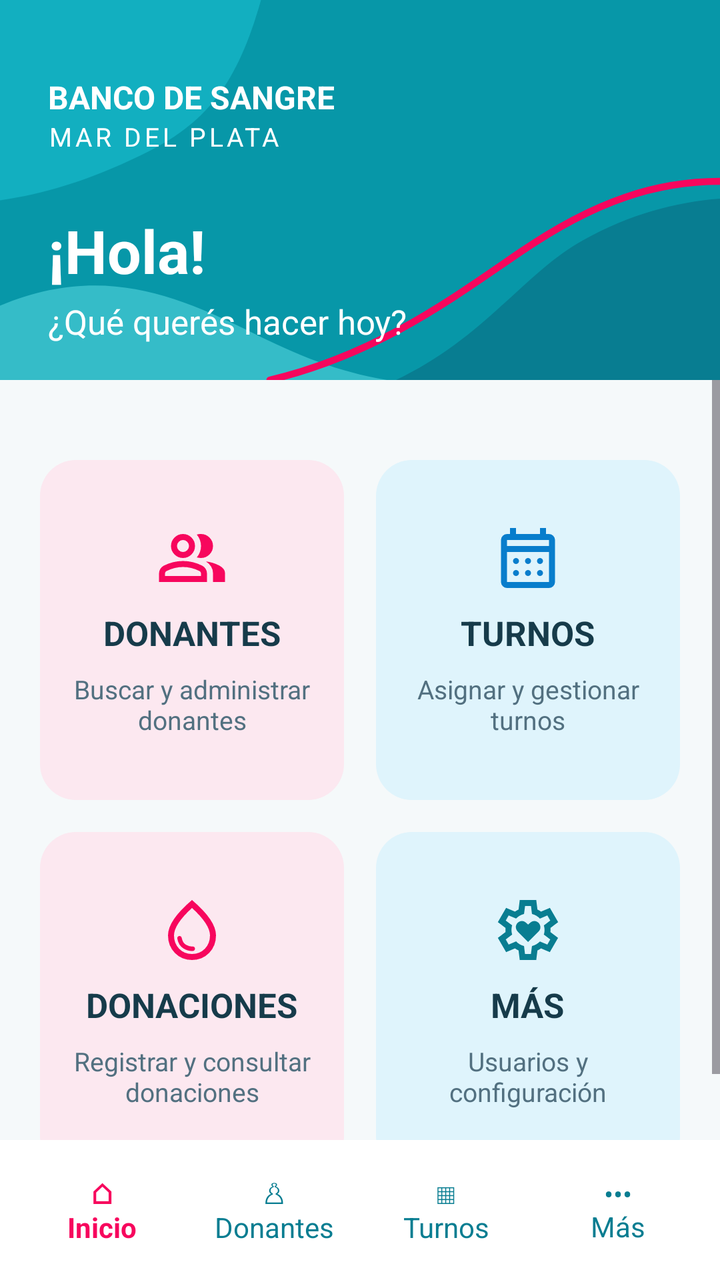
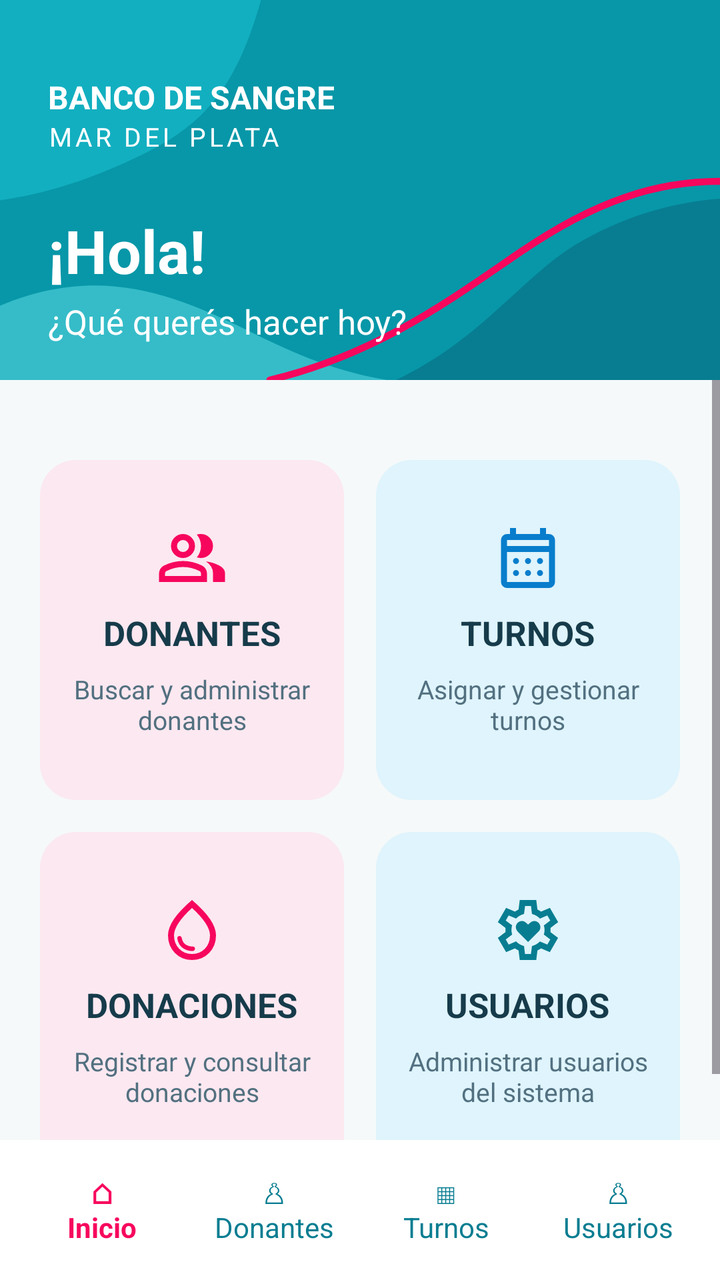

Screens rendered from an Android XML layout before and after an edit, with the pre-edit source and the edit as a unified diff.
<!-- AndroidManifest.xml: application theme Theme.BancoSangreMobile -->
<!-- res/layout/activity_home.xml -->
<?xml version="1.0" encoding="utf-8"?>
<androidx.constraintlayout.widget.ConstraintLayout
    xmlns:android="http://schemas.android.com/apk/res/android"
    xmlns:app="http://schemas.android.com/apk/res-auto"
    xmlns:tools="http://schemas.android.com/tools"
    android:id="@+id/main"
    android:layout_width="match_parent"
    android:layout_height="match_parent"
    android:background="#F5F9FA"
    tools:context=".view.HomeActivity">

    
    <LinearLayout
        android:id="@+id/header"
        android:layout_width="0dp"
        android:layout_height="190dp"
        android:background="@drawable/bg_header_decorativo"
        android:gravity="center_vertical"
        android:orientation="vertical"
        android:paddingStart="24dp"
        android:paddingTop="20dp"
        android:paddingEnd="24dp"
        app:layout_constraintTop_toTopOf="parent"
        app:layout_constraintStart_toStartOf="parent"
        app:layout_constraintEnd_toEndOf="parent">

        <TextView
            android:layout_width="wrap_content"
            android:layout_height="wrap_content"
            android:text="BANCO DE SANGRE"
            android:textColor="#FFFFFF"
            android:textSize="16sp"
            android:textStyle="bold" />

        <TextView
            android:layout_width="wrap_content"
            android:layout_height="wrap_content"
            android:letterSpacing="0.12"
            android:text="MAR DEL PLATA"
            android:textColor="#FFFFFF"
            android:textSize="13sp" />

        <TextView
            android:id="@+id/txtSaludo"
            android:layout_width="wrap_content"
            android:layout_height="wrap_content"
            android:layout_marginTop="28dp"
            android:text="¡Hola!"
            android:textColor="#FFFFFF"
            android:textSize="30sp"
            android:textStyle="bold" />

        <TextView
            android:layout_width="wrap_content"
            android:layout_height="wrap_content"
            android:layout_marginTop="4dp"
            android:text="¿Qué querés hacer hoy?"
            android:textColor="#FFFFFF"
            android:textSize="17sp" />

    </LinearLayout>

    
    <LinearLayout
        android:id="@+id/barraNavegacion"
        android:layout_width="0dp"
        android:layout_height="70dp"
        android:background="#FFFFFF"
        android:gravity="center"
        android:orientation="horizontal"
        android:paddingStart="8dp"
        android:paddingEnd="8dp"
        app:layout_constraintBottom_toBottomOf="parent"
        app:layout_constraintStart_toStartOf="parent"
        app:layout_constraintEnd_toEndOf="parent">

        <TextView
            android:id="@+id/navInicio"
            android:layout_width="0dp"
            android:layout_height="match_parent"
            android:layout_weight="1"
            android:clickable="true"
            android:focusable="true"
            android:gravity="center"
            android:text="⌂&#10;Inicio"
            android:textColor="#F7065D"
            android:textSize="14sp"
            android:textStyle="bold" />

        <TextView
            android:id="@+id/navDonantes"
            android:layout_width="0dp"
            android:layout_height="match_parent"
            android:layout_weight="1"
            android:clickable="true"
            android:focusable="true"
            android:gravity="center"
            android:text="♙&#10;Donantes"
            android:textColor="#087D91"
            android:textSize="14sp" />

        <TextView
            android:id="@+id/navTurnos"
            android:layout_width="0dp"
            android:layout_height="match_parent"
            android:layout_weight="1"
            android:clickable="true"
            android:focusable="true"
            android:gravity="center"
            android:text="▦&#10;Turnos"
            android:textColor="#087D91"
            android:textSize="14sp" />

        <TextView
            android:id="@+id/navMas"
            android:layout_width="0dp"
            android:layout_height="match_parent"
            android:layout_weight="1"
            android:clickable="true"
            android:focusable="true"
            android:gravity="center"
            android:text="•••&#10;Más"
            android:textColor="#087D91"
            android:textSize="14sp" />

    </LinearLayout>

    
    <ScrollView
        android:layout_width="0dp"
        android:layout_height="0dp"
        android:fillViewport="true"
        android:clipToPadding="false"
        app:layout_constraintTop_toBottomOf="@id/header"
        app:layout_constraintBottom_toTopOf="@id/barraNavegacion"
        app:layout_constraintStart_toStartOf="parent"
        app:layout_constraintEnd_toEndOf="parent">

        <LinearLayout
            android:id="@+id/contenido"
            android:layout_width="match_parent"
            android:layout_height="wrap_content"
            android:orientation="vertical"
            android:padding="20dp">

            
            <LinearLayout
                android:layout_width="match_parent"
                android:layout_height="170dp"
                android:layout_marginTop="20dp"
                android:orientation="horizontal">

                
                <LinearLayout
                    android:id="@+id/cardDonantes"
                    android:layout_width="0dp"
                    android:layout_height="match_parent"
                    android:layout_weight="1"
                    android:layout_marginEnd="8dp"
                    android:background="@drawable/bg_card_rosa"
                    android:clickable="true"
                    android:focusable="true"
                    android:gravity="center"
                    android:orientation="vertical"
                    android:padding="12dp">


                    <ImageView
                        android:layout_width="36dp"
                        android:layout_height="36dp"
                        android:src="@drawable/ic_donantes"
                        app:tint="#F7065D"
                        android:contentDescription="Donantes" />


                    <TextView
                        android:layout_width="wrap_content"
                        android:layout_height="wrap_content"
                        android:layout_marginTop="8dp"
                        android:text="DONANTES"
                        android:textColor="#163B4A"
                        android:textSize="17sp"
                        android:textStyle="bold" />

                    <TextView
                        android:layout_width="match_parent"
                        android:layout_height="wrap_content"
                        android:layout_marginTop="8dp"
                        android:gravity="center"
                        android:text="Buscar y administrar donantes"
                        android:textColor="#527080"
                        android:textSize="13sp" />

                </LinearLayout>

                
                <LinearLayout
                    android:id="@+id/cardTurnos"
                    android:layout_width="0dp"
                    android:layout_height="match_parent"
                    android:layout_weight="1"
                    android:layout_marginStart="8dp"
                    android:background="@drawable/bg_card_celeste"
                    android:clickable="true"
                    android:focusable="true"
                    android:gravity="center"
                    android:orientation="vertical"
                    android:padding="12dp">



                    <ImageView
                        android:layout_width="36dp"
                        android:layout_height="36dp"
                        android:src="@drawable/ic_turnos"
                        app:tint="#087DCC"
                        android:contentDescription="Turnos" />


                    <TextView
                        android:layout_width="wrap_content"
                        android:layout_height="wrap_content"
                        android:layout_marginTop="8dp"
                        android:text="TURNOS"
                        android:textColor="#163B4A"
                        android:textSize="17sp"
                        android:textStyle="bold" />

                    <TextView
                        android:layout_width="match_parent"
                        android:layout_height="wrap_content"
                        android:layout_marginTop="8dp"
                        android:gravity="center"
                        android:text="Asignar y gestionar turnos"
                        android:textColor="#527080"
                        android:textSize="13sp" />

                </LinearLayout>
            </LinearLayout>

            
            <LinearLayout
                android:layout_width="match_parent"
                android:layout_height="170dp"
                android:layout_marginTop="16dp"
                android:orientation="horizontal">

                
                <LinearLayout
                    android:id="@+id/cardDonaciones"
                    android:layout_width="0dp"
                    android:layout_height="match_parent"
                    android:layout_weight="1"
                    android:layout_marginEnd="8dp"
                    android:background="@drawable/bg_card_rosa"
                    android:clickable="true"
                    android:focusable="true"
                    android:gravity="center"
                    android:orientation="vertical"
                    android:padding="12dp">


                    <ImageView
                        android:layout_width="36dp"
                        android:layout_height="36dp"
                        android:src="@drawable/ic_donaciones"
                        app:tint="#F7065D"
                        android:contentDescription="Donaciones" />


                    <TextView
                        android:layout_width="wrap_content"
                        android:layout_height="wrap_content"
                        android:layout_marginTop="8dp"
                        android:text="DONACIONES"
                        android:textColor="#163B4A"
                        android:textSize="17sp"
                        android:textStyle="bold" />

                    <TextView
                        android:layout_width="match_parent"
                        android:layout_height="wrap_content"
                        android:layout_marginTop="8dp"
                        android:gravity="center"
                        android:text="Registrar y consultar donaciones"
                        android:textColor="#527080"
                        android:textSize="13sp" />

                </LinearLayout>

                
                <LinearLayout
                    android:id="@+id/cardMas"
                    android:layout_width="0dp"
                    android:layout_height="match_parent"
                    android:layout_weight="1"
                    android:layout_marginStart="8dp"
                    android:background="@drawable/bg_card_celeste"
                    android:clickable="true"
                    android:focusable="true"
                    android:gravity="center"
                    android:orientation="vertical"
                    android:padding="12dp">


                    <ImageView
                        android:layout_width="36dp"
                        android:layout_height="36dp"
                        android:src="@drawable/ic_mas"
                        app:tint="#087D91"
                        android:contentDescription="Más" />


                    <TextView
                        android:layout_width="wrap_content"
                        android:layout_height="wrap_content"
                        android:layout_marginTop="8dp"
                        android:text="MÁS"
                        android:textColor="#163B4A"
                        android:textSize="17sp"
                        android:textStyle="bold" />

                    <TextView
                        android:layout_width="match_parent"
                        android:layout_height="wrap_content"
                        android:layout_marginTop="8dp"
                        android:gravity="center"
                        android:text="Usuarios y configuración"
                        android:textColor="#527080"
                        android:textSize="13sp" />

                </LinearLayout>
            </LinearLayout>

        </LinearLayout>
    </ScrollView>

</androidx.constraintlayout.widget.ConstraintLayout>
<!-- resources referenced by this layout -->
<resources>
  <!-- drawable bg_card_celeste (drawable) -->
  <?xml version="1.0" encoding="utf-8"?>
  <shape xmlns:android="http://schemas.android.com/apk/res/android"
      android:shape="rectangle">
  
      <solid android:color="#DFF4FC" />
  
      <corners android:radius="18dp" />
  
  </shape>
  <!-- drawable bg_card_rosa (drawable) -->
  <?xml version="1.0" encoding="utf-8"?>
  <shape xmlns:android="http://schemas.android.com/apk/res/android"
      android:shape="rectangle">
  
      <solid android:color="#FCE8F0" />
  
      <corners android:radius="18dp" />
  
  </shape>
  <!-- drawable ic_donaciones (drawable) -->
  <vector xmlns:android="http://schemas.android.com/apk/res/android" android:height="36dp" android:viewportHeight="960" android:viewportWidth="960" android:width="36dp">
        
      <path android:fillColor="#e3e3e3" android:pathData="M491,760q12,-1 20.5,-9.5T520,730q0,-14 -9,-22.5t-23,-7.5q-41,3 -87,-22.5T343,585q-2,-11 -10.5,-18t-19.5,-7q-14,0 -23,10.5t-6,24.5q17,91 80,130t127,35ZM251.5,786Q160,692 160,552q0,-100 79.5,-217.5T480,80q161,137 240.5,254.5T800,552q0,140 -91.5,234T480,880q-137,0 -228.5,-94ZM652,729.5Q720,659 720,552q0,-73 -60.5,-165T480,186Q361,295 300.5,387T240,552q0,107 68,177.5T480,800q104,0 172,-70.5ZM480,480Z"/>
      
  </vector>
  <!-- drawable ic_donantes (drawable) -->
  <vector xmlns:android="http://schemas.android.com/apk/res/android" android:height="36dp" android:viewportHeight="960" android:viewportWidth="960" android:width="36dp">
        
      <path android:fillColor="#e3e3e3" android:pathData="M40,800v-112q0,-34 17.5,-62.5T104,582q62,-31 126,-46.5T360,520q66,0 130,15.5T616,582q29,15 46.5,43.5T680,688v112L40,800ZM760,800v-120q0,-44 -24.5,-84.5T666,526q51,6 96,20.5t84,35.5q36,20 55,44.5t19,53.5v120L760,800ZM247,433q-47,-47 -47,-113t47,-113q47,-47 113,-47t113,47q47,47 47,113t-47,113q-47,47 -113,47t-113,-47ZM713,433q-47,47 -113,47 -11,0 -28,-2.5t-28,-5.5q27,-32 41.5,-71t14.5,-81q0,-42 -14.5,-81T544,168q14,-5 28,-6.5t28,-1.5q66,0 113,47t47,113q0,66 -47,113ZM120,720h480v-32q0,-11 -5.5,-20T580,654q-54,-27 -109,-40.5T360,600q-56,0 -111,13.5T140,654q-9,5 -14.5,14t-5.5,20v32ZM416.5,376.5Q440,353 440,320t-23.5,-56.5Q393,240 360,240t-56.5,23.5Q280,287 280,320t23.5,56.5Q327,400 360,400t56.5,-23.5ZM360,720ZM360,320Z"/>
      
  </vector>
  <!-- drawable ic_mas (drawable) -->
  <vector xmlns:android="http://schemas.android.com/apk/res/android" android:height="36dp" android:viewportHeight="960" android:viewportWidth="960" android:width="36dp">
        
      <path android:fillColor="#e3e3e3" android:pathData="m482,640 l140,-140q17,-17 22,-41.5t-5,-47.5q-10,-23 -30,-37t-45,-14q-25,0 -45,15.5T482,408q-18,-17 -37.5,-32.5T400,360q-25,0 -45.5,13.5T324,410q-10,23 -4.5,47.5T342,500l140,140ZM370,880l-16,-128q-13,-5 -24.5,-12T307,725l-119,50L78,585l103,-78q-1,-7 -1,-13.5v-27q0,-6.5 1,-13.5L78,375l110,-190 119,50q11,-8 23,-15t24,-12l16,-128h220l16,128q13,5 24.5,12t22.5,15l119,-50 110,190 -103,78q1,7 1,13.5v27q0,6.5 -2,13.5l103,78 -110,190 -118,-50q-11,8 -23,15t-24,12L590,880L370,880ZM440,800h79l14,-106q31,-8 57.5,-23.5T639,633l99,41 39,-68 -86,-65q5,-14 7,-29.5t2,-31.5q0,-16 -2,-31.5t-7,-29.5l86,-65 -39,-68 -99,42q-22,-23 -48.5,-38.5T533,266l-13,-106h-79l-14,106q-31,8 -57.5,23.5T321,327l-99,-41 -39,68 86,64q-5,15 -7,30t-2,32q0,16 2,31t7,30l-86,65 39,68 99,-42q22,23 48.5,38.5T427,694l13,106ZM480,480Z"/>
      
  </vector>
  <style name="Theme.BancoSangreMobile" parent="Base.Theme.BancoSangreMobile" />
  <style name="Base.Theme.BancoSangreMobile" parent="Theme.Material3.DayNight.NoActionBar">
          
          
      </style>
  <!-- unchanged entries left out for length: 2 -->
</resources>

<!-- the commit's change to res/layout/activity_home.xml (unified diff, before → after) -->
@@ -112,14 +112,14 @@
             android:textSize="14sp" />
 
         <TextView
-            android:id="@+id/navMas"
+            android:id="@+id/navUsuarios"
             android:layout_width="0dp"
             android:layout_height="match_parent"
             android:layout_weight="1"
             android:clickable="true"
             android:focusable="true"
             android:gravity="center"
-            android:text="•••&#10;Más"
+            android:text="♙&#10;Usuarios"
             android:textColor="#087D91"
             android:textSize="14sp" />
 
@@ -290,7 +290,7 @@
 
                 
                 <LinearLayout
-                    android:id="@+id/cardMas"
+                    android:id="@+id/cardUsuarios"
                     android:layout_width="0dp"
                     android:layout_height="match_parent"
                     android:layout_weight="1"
@@ -308,14 +308,14 @@
                         android:layout_height="36dp"
                         android:src="@drawable/ic_mas"
                         app:tint="#087D91"
-                        android:contentDescription="Más" />
+                        android:contentDescription="Usuarios" />
 
 
                     <TextView
                         android:layout_width="wrap_content"
                         android:layout_height="wrap_content"
                         android:layout_marginTop="8dp"
-                        android:text="MÁS"
+                        android:text="USUARIOS"
                         android:textColor="#163B4A"
                         android:textSize="17sp"
                         android:textStyle="bold" />
@@ -325,7 +325,7 @@
                         android:layout_height="wrap_content"
                         android:layout_marginTop="8dp"
                         android:gravity="center"
-                        android:text="Usuarios y configuración"
+                        android:text="Administrar usuarios del sistema"
                         android:textColor="#527080"
                         android:textSize="13sp" />
 
